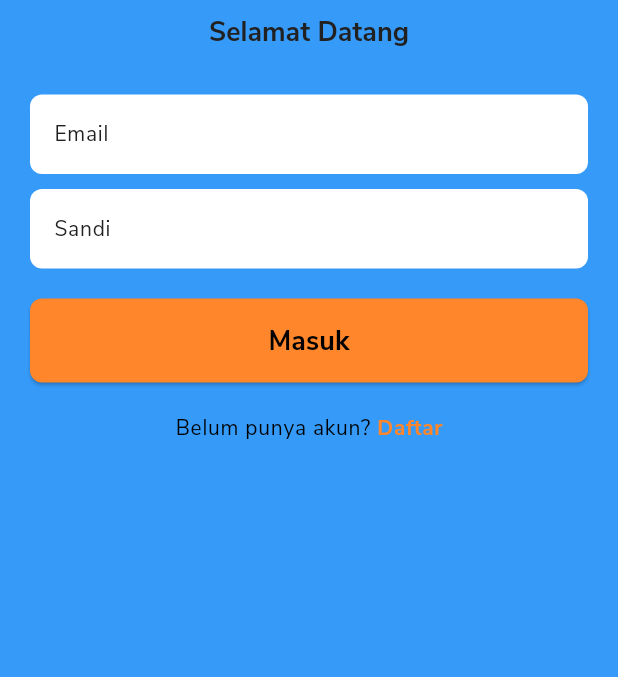
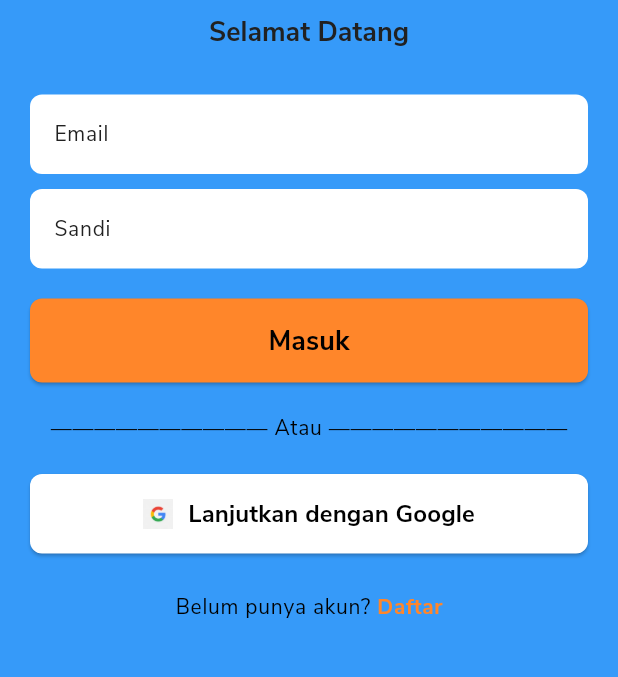
Before and after one commit to FathanBagas07/Satursun-Freelance-Mobile, a Flutter app: the SignInScreen screen opened by its route, on a phone screen of 412 x 824 dp, the part 345-1022 px from its top. Run offline on Flutter 3.47's test engine with Material 3 defaults, Android fonts, the phone set to English and light mode, and no system bars; our stand-ins replace firebase_auth, firebase_core, go_router, google_sign_in; accounts and stored records are empty.

Commit message:
Feat: logic sign in with google

```diff
--- a/mobile/lib/modules/auth/screens/sign_in_screen.dart
+++ b/mobile/lib/modules/auth/screens/sign_in_screen.dart
@@ -170,6 +170,55 @@ class _SignInScreenState extends State<SignInScreen> {
 
               const SizedBox(height: 20),
 
+              // ===== Atau =====
+            Center(
+              child: Text(
+                "—————————— Atau ———————————",
+                style: Theme.of(context)
+                    .textTheme
+                    .bodyLarge!
+                    .copyWith(color: Colors.black),
+              ),
+            ),
+            const SizedBox(height: 20),
+
+            // ===== Masuk dengan Google =====
+            ElevatedButton(
+              style: ElevatedButton.styleFrom(
+                backgroundColor:
+                    Theme.of(context).colorScheme.surface,
+                minimumSize: const Size(double.infinity, 45),
+                shape: RoundedRectangleBorder(
+                  borderRadius: BorderRadius.circular(8),
+                ),
+              ),
+              onPressed: () async {
+                  try {
+                    await authService.signInWithGoogle();
+                  } on FirebaseAuthException catch (e) {
+                    if (!context.mounted) return;
+                    ScaffoldMessenger.of(context).showSnackBar(
+                      SnackBar(content: Text(e.message ?? 'Google Sign In Gagal')),
+                    );
+                  }
+              },
+              child: Row(
+                mainAxisAlignment: MainAxisAlignment.center,
+                children: [
+                  Image.asset('assets/google.png', height: 20),
+                  const SizedBox(width: 10),
+                  Text(
+                    "Lanjutkan dengan Google",
+                    style: Theme.of(context)
+                        .textTheme
+                        .labelLarge!
+                        .copyWith(color: Colors.black),
+                  ),
+                ],
+              ),
+            ),
+            const SizedBox(height: 25),
+
               /// REGISTER
               Center(
                 child: Text.rich(
```
